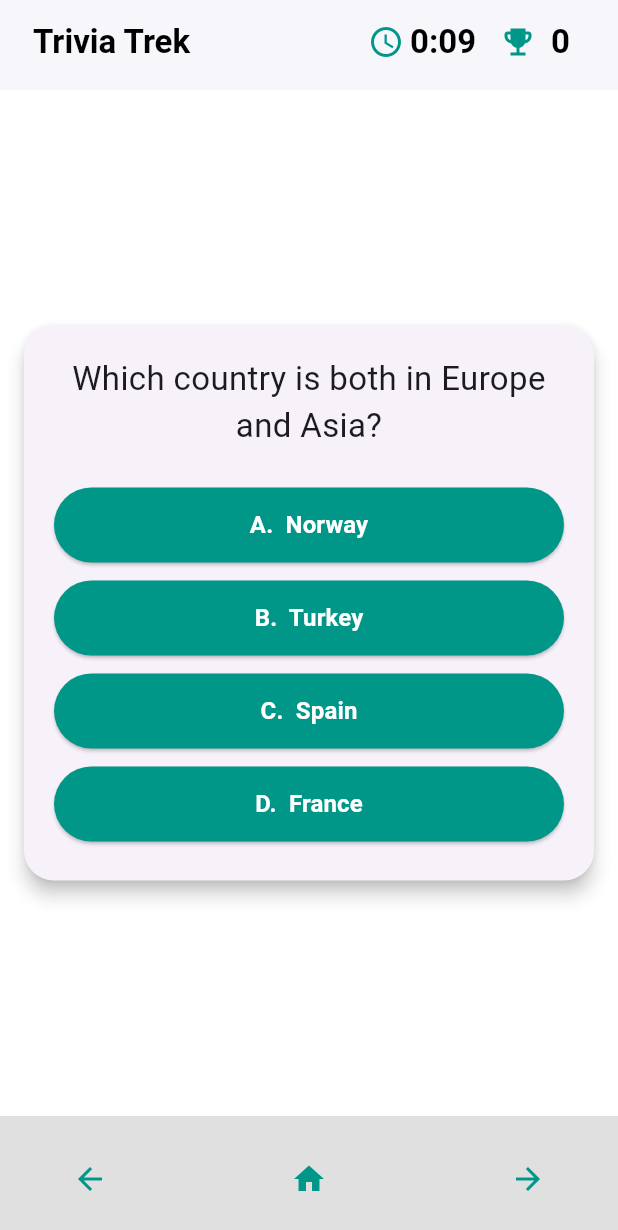
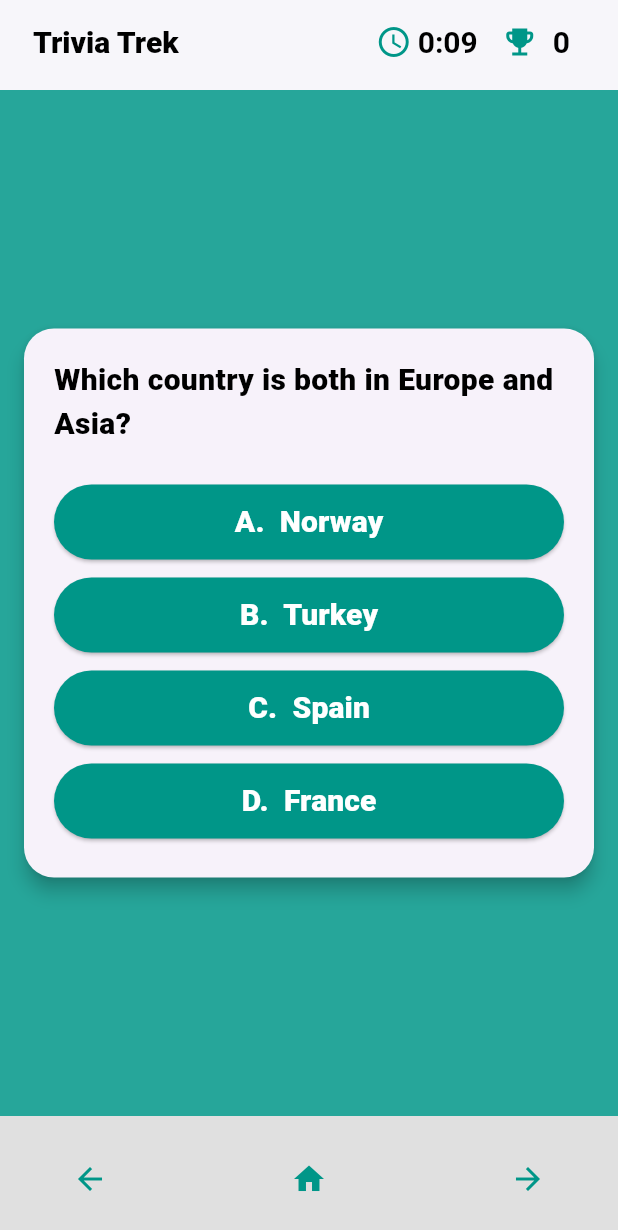
Before and after one commit to chuks4code/trivia-trek, a Flutter app: the screen it shows after launch, after a tap on "Geography", on a phone screen of 412 x 824 dp. Shown: the top 1230 px of the screen. Run offline on Flutter 3.47's test engine with Material 3 defaults, Android fonts, the phone set to English and light mode, and no system bars; our stand-ins replace flutter_riverpod.

Commit message:
made UI better , some minior changes

```diff
--- a/lib/main.dart
+++ b/lib/main.dart
@@ -11,7 +11,16 @@ class TriviaTrekApp extends StatelessWidget {
   Widget build(BuildContext context) {
     return MaterialApp(
       title: 'TriviaTrek',
-      theme: ThemeData(primarySwatch: Colors.blue),
+      debugShowCheckedModeBanner: false,  // removes globally
+      theme: ThemeData(
+         appBarTheme: const AppBarTheme(
+           titleTextStyle: TextStyle(
+           fontWeight: FontWeight.w900,
+           color: Colors.black,
+           fontSize: 20.0,),
+         ),
+          scaffoldBackgroundColor:Colors.teal.shade400 ),
+
       home: FirstScreen(),
     );
   }
--- a/lib/screens/answer_review_screen.dart
+++ b/lib/screens/answer_review_screen.dart
@@ -1,6 +1,7 @@
 import 'package:flutter/material.dart';
 import 'package:flutter_riverpod/flutter_riverpod.dart';
 import 'package:trivia_trek/providers/trivia_provider.dart';
+import 'package:trivia_trek/styles/styles_text_and_constant.dart';
 
 class AnswerReviewScreen extends ConsumerWidget {
   const AnswerReviewScreen({super.key});
@@ -13,30 +14,27 @@ class AnswerReviewScreen extends ConsumerWidget {
       appBar: AppBar(
         automaticallyImplyLeading:
             false, // removes the back arrow so user only use button
-        backgroundColor: Colors.black,
+        backgroundColor: Colors.grey.shade200,
         title: const Text(
           "Answer Review",
-          style: TextStyle(color: Colors.white),
         ),
         centerTitle: true,
         iconTheme: const IconThemeData(color: Colors.white),
       ),
-      backgroundColor: Colors.white54,
+      //backgroundColor: Colors.white54,
       body: ListView.builder(
         padding: const EdgeInsets.all(12.0),
         itemCount: answeredQuestions.length,
         itemBuilder: (context, index) {
           final question = answeredQuestions[index];
 
-          // You’ll need a way to track what answer the user chose.
-          // For now, let's assume we extend Question to also store "userAnswerIndex"
-          // If you don’t yet have that, we can adjust it later.
+
           final userAnswerIndex =
               (question as dynamic).userAnswerIndex ?? -1; // temp workaround
           final isCorrect = userAnswerIndex == question.correctIndex;
 
           return Card(
-            color: Colors.grey[900],
+            color: Colors.white,
             margin: const EdgeInsets.symmetric(vertical: 8),
             shape: RoundedRectangleBorder(
               borderRadius: BorderRadius.circular(12),
@@ -52,16 +50,16 @@ class AnswerReviewScreen extends ConsumerWidget {
                     children: [
                       Icon(
                         isCorrect ? Icons.check_circle : Icons.cancel,
-                        color: isCorrect ? Colors.green : Colors.red,
+                        color: isCorrect ? Colors.green.shade900 : Colors.red,
                       ),
                       const SizedBox(width: 8),
                       Expanded(
                         child: Text(
                           "${index + 1}. ${question.questionText}",
                           style: const TextStyle(
-                            color: Colors.white,
-                            fontSize: 16,
-                            fontWeight: FontWeight.bold,
+                            color: Colors.black,
+                            fontSize: 18,
+                            fontWeight: FontWeight.w900,
                           ),
                         ),
                       ),
@@ -73,17 +71,17 @@ class AnswerReviewScreen extends ConsumerWidget {
                   Text(
                     "Your Answer: ${userAnswerIndex >= 0 ? question.options[userAnswerIndex] : "No answer"}",
                     style: TextStyle(
-                      color: isCorrect ? Colors.green : Colors.red,
-                      fontSize: 14,
+                      color: isCorrect ? Colors.purple.shade900 : Colors.red.shade900,
+                      fontSize: 18, fontWeight: FontWeight.w900
                     ),
                   ),
 
-                  // Correct Answer (only show if wrong)
+                  // if urser answer is wrong
                   if (!isCorrect) ...[
                     const SizedBox(height: 4),
                     Text(
                       "Correct Answer: ${question.options[question.correctIndex]}",
-                      style: const TextStyle(color: Colors.green, fontSize: 14),
+                      style: TextStyle(color: Colors.purple[900], fontSize: 18, fontWeight: FontWeight.w900),
                     ),
                   ],
                 ],
@@ -100,16 +98,26 @@ class AnswerReviewScreen extends ConsumerWidget {
           child: Row(
             mainAxisAlignment: MainAxisAlignment.spaceBetween,
             children: [
-              ElevatedButton.icon(
-                onPressed: () {
-                  Navigator.pop(context); // goes back a screen
-                  ref.invalidate(questionsProvider); // forces re-shuffle
-                  ref.read(currentQuestionProvider.notifier).state = 0;
-                  ref.read(scoreProvider.notifier).state = 0;
-                  ref.read(answerdQuestinsProvider.notifier).state = [];
-                },
-                icon: Icon(Icons.arrow_back, color: Colors.teal),
-                label: Text('Back to Trivia'),
+              Expanded(
+                child: ElevatedButton.icon(
+                  style: ElevatedButton.styleFrom(
+                    backgroundColor: Colors.teal,
+                    foregroundColor: Colors.white,
+                    // minimumSize: Size(double.infinity, 50),
+                    shape: RoundedRectangleBorder(
+                      borderRadius: BorderRadius.circular(30),
+                    ),
+                  ),
+                  onPressed: () {
+                    Navigator.pop(context); // goes back a screen
+                    ref.invalidate(questionsProvider); // forces re-shuffle
+                    ref.read(currentQuestionProvider.notifier).state = 0;
+                    //ref.read(scoreProvider.notifier).state = 0;
+                    //ref.read(answerdQuestinsProvider.notifier).state = [];
+                  },
+                  icon: Icon(Icons.arrow_back, color: Colors.black,fontWeight: FontWeight.bold,),
+                  label: Text('Back to Trivia',style: AppStyles.tileText ),
+                ),
               ),
             ],
           ),
--- a/lib/screens/first_screen.dart
+++ b/lib/screens/first_screen.dart
@@ -17,18 +17,20 @@ class FirstScreen extends ConsumerWidget {
         elevation: 1,
         title: Text(
           "Trivia Trek",
-          style: TextStyle(fontWeight: FontWeight.bold, color: Colors.black),
+         // style: TextStyle(fontWeight: FontWeight.bold, color: Colors.black),
         ),
         centerTitle: true,
       ),
-      backgroundColor: Colors.white54,
+      //backgroundColor: Colors.white54,
+////////////////////////////////////////////////////
       body: Padding(
         padding: EdgeInsets.all(20.0),
+        child: SingleChildScrollView(
           child: Column(
             children: [
               Container(
                 decoration: BoxDecoration(
-                color: Colors.grey[300],
+                  color: Colors.white,
                   borderRadius: BorderRadius.circular(12),
                 ),
                 padding: EdgeInsets.all(22.0),
@@ -39,7 +41,7 @@ class FirstScreen extends ConsumerWidget {
                       "Choose a category\nor \n All Categories",
                       textAlign: TextAlign.center,
                       style: TextStyle(
-                      fontWeight: FontWeight.bold,
+                        fontWeight: FontWeight.w900,
                         color: Colors.black87,
                         fontSize: 22.0,
                         height:
@@ -165,6 +167,7 @@ class FirstScreen extends ConsumerWidget {
             ],
           ),
         ),
+      ),
     );
   }
 
@@ -181,14 +184,14 @@ class FirstScreen extends ConsumerWidget {
       borderRadius: BorderRadius.circular(12),
       child: Container(
         decoration: BoxDecoration(
-          color: Colors.grey[300],
+          color: Colors.white,
           borderRadius: BorderRadius.circular(12),
         ),
         padding: EdgeInsets.all(8),
         child: Column(
           mainAxisAlignment: MainAxisAlignment.center,
           children: [
-            Icon(icon, size: 40, color: color),
+            Icon(icon, size: 50, color: color),
             SizedBox(height: 5), // spacing between icon and label
             Text(label, style: AppStyles.tileText, textAlign: TextAlign.center),
           ],
--- a/lib/screens/quiz_screen.dart
+++ b/lib/screens/quiz_screen.dart
@@ -72,16 +72,17 @@ class _TriviaHomePageState extends ConsumerState<TriviaHomePage> {
     if (currentIndexMain >= questions.length || remainingSeconds <= 0) {
       timer?.cancel();
       return Scaffold(
-        // backgroundColor: Colors.grey.shade300,
         appBar: AppBar(
           automaticallyImplyLeading:
-              false, // removes the back arrow so user only use button
+          false, // No back button will appear even if you navigated from another page.
           title: Text('Trivia Trek'),
           centerTitle: true,
         ),
-        backgroundColor: Colors.white54,
         body: Center(
-          child: Card(
+          child: Column(
+            children: [
+              SizedBox(height: 20),
+              Card(
                 elevation: 5, // elevation for the card widget
                 shape: RoundedRectangleBorder(
                   borderRadius: BorderRadius.circular(20),
@@ -94,32 +95,68 @@ class _TriviaHomePageState extends ConsumerState<TriviaHomePage> {
                     child: Column(
                       mainAxisSize: MainAxisSize.min,
                       children: [
-                    Text('Time is up!', style: TextStyle(fontSize: 24)),
+                        SizedBox(height: 20),
+                        Text('Time is up!!!!',  style: AppStyles.tileText.copyWith(fontWeight: FontWeight.w900),),
                         SizedBox(height: 20),
                         Text(
-                      'Your Score: $score / ${answered.length}',
-                      style: TextStyle(fontSize: 20),
+                          'Your Score:',
+                          style: AppStyles.tileText.copyWith(fontWeight: FontWeight.w900),
                         ),
-                    SizedBox(height: 20),
+                        Text(
+                           ' $score / ${answered.length}',
+                          style: AppStyles.tileText.copyWith(fontWeight: FontWeight.w900,fontSize: 50.0),
+                        ),
+                        SizedBox(height: 10),
+                      ],
+                    ),
+                  ),
+                ),
+              ),
+              Card(
+                elevation: 5, // elevation for the card widget
+                shape: RoundedRectangleBorder(
+                  borderRadius: BorderRadius.circular(20),
+                ),
+                margin: EdgeInsets.all(20.0),
+                child: Padding(
+                  padding: const EdgeInsets.all(16.0),
+                  child: SizedBox(
+                    width: double.infinity,
+                    child: Column(
+                      mainAxisSize: MainAxisSize.min,
+                      children: [
+
+                       // SizedBox(height: 20),
+                        ////////////////////////
                         ElevatedButton(
+                          style: ElevatedButton.styleFrom(
+                            backgroundColor: Colors.teal,
+                            foregroundColor: Colors.white,
+                           // minimumSize: Size(double.infinity, 50),
+                            shape: RoundedRectangleBorder(
+                              borderRadius: BorderRadius.circular(30),
+                            ),
+                          ),
                           onPressed: () {
                             ref.invalidate(questionsProvider); //  forces re-shuffle
                             ref.read(currentQuestionProvider.notifier).state = 0;
                             ref.read(scoreProvider.notifier).state = 0;
                             ref.read(answerdQuestinsProvider.notifier).state = [];
 
-                        /*ref.read(selectedCategoryProvider.notifier).state =
-                            'Geography';*/
                             startTimer();
-
-                        /*   final currentQuestionProvider = StateProvider<int>((ref) => 0);
-                        final scoreProvider = StateProvider<int>((ref) => 0);
-                        final selectedCategoryProvider = StateProvider<String?>((ref) => null);*/
                           },
-                      child: Text('Restart Quiz'),
+                          child: Text('Restart Quiz' , style: AppStyles.tileText.copyWith( fontWeight: FontWeight.w800,color: Colors.white)),
                         ),
                         SizedBox(height: 10.0),
                         ElevatedButton(
+                          style: ElevatedButton.styleFrom(
+                            backgroundColor: Colors.teal,
+                            foregroundColor: Colors.white,
+                           // minimumSize: Size(double.infinity, 50),
+                            shape: RoundedRectangleBorder(
+                              borderRadius: BorderRadius.circular(30),
+                            ),
+                          ),
                           onPressed: () {
                             Navigator.pop(context);
 
@@ -130,10 +167,19 @@ class _TriviaHomePageState extends ConsumerState<TriviaHomePage> {
                                 null;
                             startTimer();
                           },
-                      child: Text('Return to category'),
+                          child: Text('Return to category', style: AppStyles.tileText.copyWith( fontWeight: FontWeight.w800,color: Colors.white)),
                         ),
-                    SizedBox(height: 10.0),
+                        SizedBox(height: 40.0),
                         ElevatedButton(
+                          style: ElevatedButton.styleFrom(
+                            backgroundColor: Colors.teal,
+                            foregroundColor: Colors.white,
+                           padding: EdgeInsets.all(18.0),
+                           // minimumSize: Size(double.infinity, 50),
+                            shape: RoundedRectangleBorder(
+                              borderRadius: BorderRadius.circular(30),
+                            ),
+                          ),
                           onPressed: () {
                             Navigator.push(
                               context,
@@ -141,22 +187,18 @@ class _TriviaHomePageState extends ConsumerState<TriviaHomePage> {
                                 builder: (_) => AnswerReviewScreen(),
                               ),
                             );
-                        // Navigator.pop(context);
-
-                        //ref.read(currentQuestionProvider.notifier).state = 0;
-                        //ref.read(scoreProvider.notifier).state = 0;
-                        //ref.read(selectedCategoryProvider.notifier).state = null;
-                        // startTimer();
                           },
                           child: Text(
-                        "See \n Answer(s) Review",
-                        textAlign: TextAlign.center,
+                            "See Your\nAnswer(s) Review",
+                            textAlign: TextAlign.center, style: AppStyles.tileText.copyWith( fontWeight: FontWeight.w800,height: 1.0, color: Colors.white),
                           ),
                         ),
                       ],
                     ),
                   ),
                 ),
+              ),
+            ],
           ),
         ),
       );
@@ -183,10 +225,7 @@ class _TriviaHomePageState extends ConsumerState<TriviaHomePage> {
                   SizedBox(width: 6),
                   Text(
                     "Trivia Trek",
-                    style: TextStyle(
-                      fontWeight: FontWeight.bold,
-                      color: Colors.black,
-                    ),
+
                   ),
                 ],
               ),
@@ -218,7 +257,7 @@ class _TriviaHomePageState extends ConsumerState<TriviaHomePage> {
           ),
         ),
       ),
-      backgroundColor: Colors.white54,
+      //backgroundColor: Colors.white54,
       body: Center(
         child: Card(
           elevation: 5, // elevation for the card widget
@@ -234,8 +273,7 @@ class _TriviaHomePageState extends ConsumerState<TriviaHomePage> {
               children: [
                 Text(
                   question.questionText,
-                  style: TextStyle(fontSize: 22),
-                  textAlign: TextAlign.center,
+                  style: AppStyles.tileText
                 ),
                 SizedBox(height: 20),
                 ...List.generate(question.options.length, (indexx) {
@@ -253,6 +291,7 @@ class _TriviaHomePageState extends ConsumerState<TriviaHomePage> {
                         ),
                       ),
                       onPressed: () {
+                        //updates scored when answer right
                         if (indexx == question.correctIndex) {
                           ref.read(scoreProvider.notifier).state++;
                         }
@@ -273,10 +312,7 @@ class _TriviaHomePageState extends ConsumerState<TriviaHomePage> {
                       },
                       child: Text(
                         "${optionLabels[indexx]}.  ${question.options[indexx]}",
-                        style: TextStyle(
-                          fontSize: 16,
-                          fontWeight: FontWeight.bold,
-                        ),
+                        style: AppStyles.tileText.copyWith(color: Colors.white,  fontWeight: FontWeight.w800,)
                       ),
                     ),
                   );
--- a/lib/styles/styles_text_and_constant.dart
+++ b/lib/styles/styles_text_and_constant.dart
@@ -2,7 +2,7 @@ import 'package:flutter/material.dart';
 
 class AppStyles {
   static final TextStyle tileText = TextStyle(
-    fontWeight: FontWeight.bold,
+    fontWeight: FontWeight.w900,
     color: Colors.black,
     fontSize: 20.0,
   );
```
Lines whose indentation alone changed are shown as unchanged.
